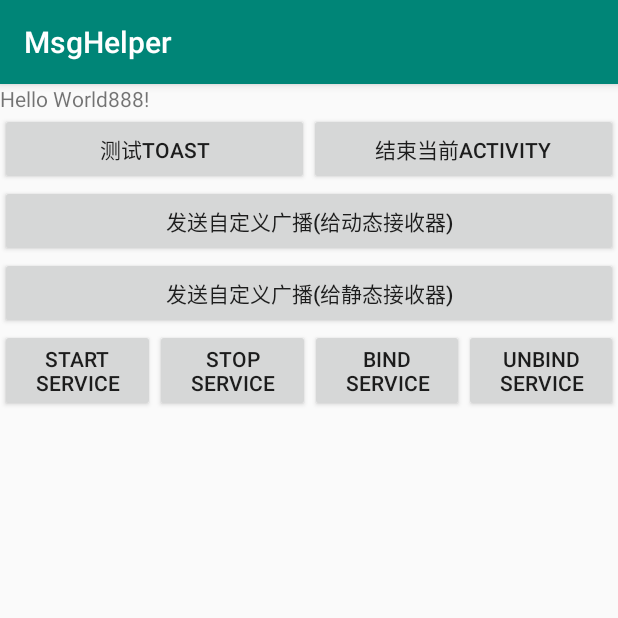
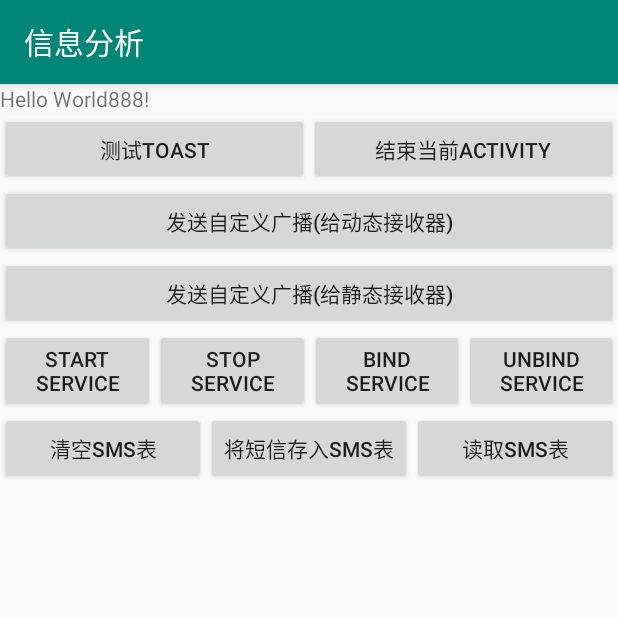
Before and after one commit to reiskie/msghelper, an Android app: the ActivityTry screen opened directly, with no data from a screen before it, on a phone screen of 412 x 824 dp, the top half of it. Run offline under Robolectric (Android 15) with nearby library versions, the phone set to English and light mode, and no system bars.

Commit message:
add DataAccess for basic saveToDB and readFromDB

```diff
--- a/app/src/main/res/layout/activity_try.xml
+++ b/app/src/main/res/layout/activity_try.xml
@@ -72,4 +72,32 @@
             android:layout_weight="1"
             android:text="unbind service" />
     </LinearLayout>
+
+
+    <LinearLayout xmlns:android="http://schemas.android.com/apk/res/android"
+        android:layout_width="match_parent"
+        android:layout_height="wrap_content">
+
+        <Button
+            android:id="@+id/btn_clear_sms"
+            android:layout_width="match_parent"
+            android:layout_height="wrap_content"
+            android:layout_weight="1"
+            android:text="清空SMS表" />
+
+        <Button
+            android:id="@+id/btn_save_sms"
+            android:layout_width="match_parent"
+            android:layout_height="wrap_content"
+            android:layout_weight="1"
+            android:text="将短信存入SMS表" />
+
+        <Button
+            android:id="@+id/btn_read_sms"
+            android:layout_width="match_parent"
+            android:layout_height="wrap_content"
+            android:layout_weight="1"
+            android:text="读取SMS表" />
+    </LinearLayout>
+
 </LinearLayout>
--- a/app/src/main/res/values/strings.xml
+++ b/app/src/main/res/values/strings.xml
@@ -1,3 +1,3 @@
 <resources>
-    <string name="app_name">MsgHelper</string>
+    <string name="app_name">信息分析</string>
 </resources>
```
Also changed, not shown: app/src/main/java/com/yxh/msghelper/ActivityTry.java (+15 -1 lines), app/src/main/java/com/yxh/msghelper/DataAccess.java (added, +97 -0 lines).
